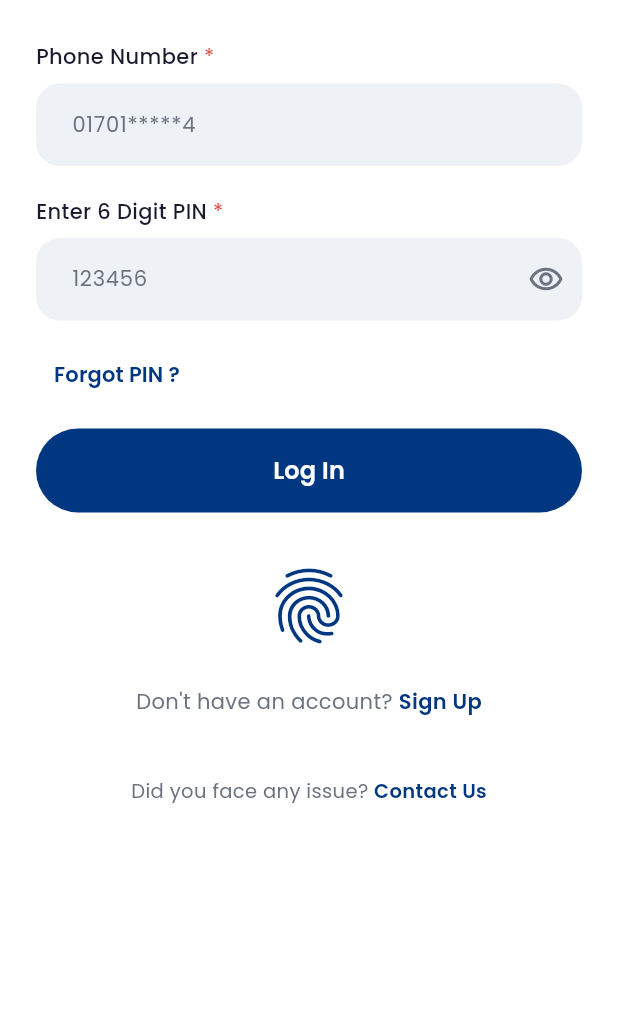
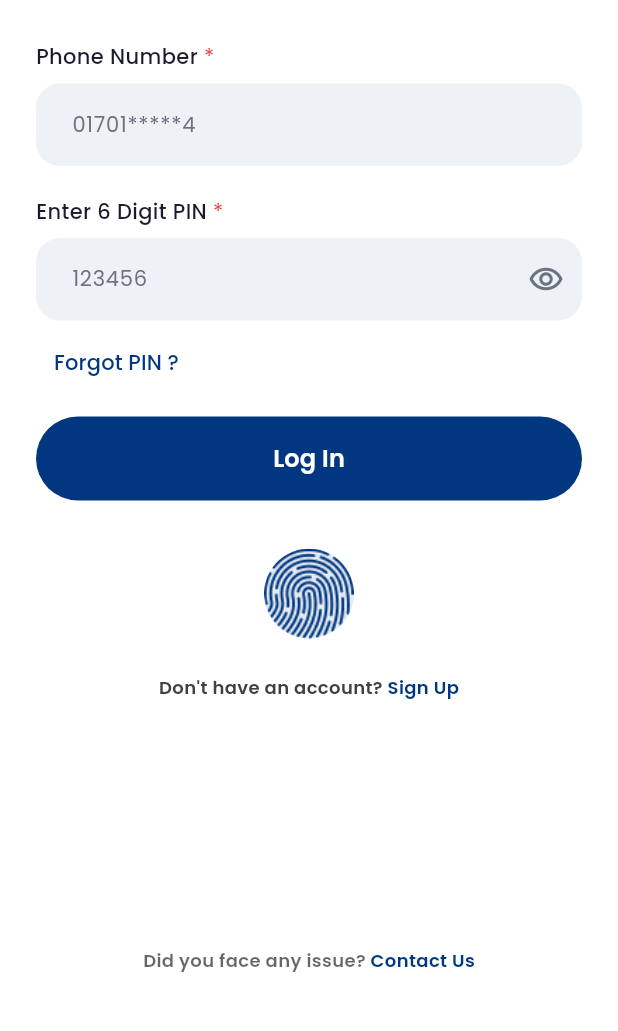
Before and after one commit to Limon49/EdutuneDemo, a Flutter app: the screen it shows after launch, after a tap on "Next", after a tap on "Skip", after a tap on "Log In", on a phone screen of 412 x 824 dp, the part 152-1183 px from its top. Run offline on Flutter 3.47's test engine with Material 3 defaults, Android fonts, the phone set to English and light mode, and no system bars; our stand-ins replace get, get_storage, google_fonts, smooth_page_indicator.

Commit message:
homepage start

```diff
--- a/lib/screens/auth_screens.dart
+++ b/lib/screens/auth_screens.dart
@@ -3,10 +3,11 @@ import 'package:get/get.dart';
 import 'package:google_fonts/google_fonts.dart';
 import '../controllers/auth_controller.dart';
 import '../utils/app_theme.dart';
+import '../utils/app_assets.dart';
 import '../routes/app_routes.dart';
 import '../widgets/common_widgets.dart';
 
-// ─── Welcome Screen ──────────────────────────────────────────────────────────
+//todo welcome screen
 class WelcomeScreen extends StatelessWidget {
   const WelcomeScreen({super.key});
 
@@ -43,8 +44,8 @@ class WelcomeScreen extends StatelessWidget {
                       'Create Your Epay\nAccount',
                       textAlign: TextAlign.center,
                       style: GoogleFonts.poppins(
-                        fontSize: 26,
-                        fontWeight: FontWeight.bold,
+                        fontSize: 24,
+                        fontWeight: FontWeight.w600,
                         color: AppColors.textPrimary,
                       ),
                     ),
@@ -70,88 +71,27 @@ class WelcomeScreen extends StatelessWidget {
   }
 
   Widget _buildWelcomeIllustration() {
-    return SizedBox(
+    return Container(
+      width: 280,
       height: 220,
-      width: 220,
-      child: Stack(
-        alignment: Alignment.center,
-        children: [
-          // Background circle
-          Container(
-            width: 200,
-            height: 200,
-            decoration: BoxDecoration(
-              shape: BoxShape.circle,
-              color: AppColors.surface,
-            ),
-          ),
-          // Phone with person icon
-          Container(
-            width: 90,
-            height: 150,
-            decoration: BoxDecoration(
-              color: AppColors.primary,
-              borderRadius: BorderRadius.circular(16),
-            ),
-            child: Column(
-              mainAxisAlignment: MainAxisAlignment.center,
-              children: [
-                Container(
-                  width: 40,
-                  height: 40,
-                  decoration: BoxDecoration(
-                    shape: BoxShape.circle,
-                    border:
-                        Border.all(color: Colors.white.withOpacity(0.5), width: 2),
-                  ),
-                  child:
-                      const Icon(Icons.person, color: Colors.white, size: 24),
-                ),
-                const SizedBox(height: 8),
-                Container(
-                  width: 20,
-                  height: 20,
-                  decoration: BoxDecoration(
-                    shape: BoxShape.circle,
-                    border:
-                        Border.all(color: Colors.white.withOpacity(0.5), width: 2),
-                  ),
-                  child: const Icon(Icons.work, color: Colors.white, size: 12),
-                ),
-              ],
-            ),
-          ),
-          // Colored dots
-          Positioned(
-              top: 30, left: 10,
-              child: _dot(Colors.teal, 14)),
-          Positioned(
-              top: 20, right: 30,
-              child: _dot(Colors.pink, 22)),
-          Positioned(
-              bottom: 40, left: 20,
-              child: _dot(AppColors.accent, 20)),
-          Positioned(
-              bottom: 50, right: 10,
-              child: _dot(Colors.blue, 14)),
-          Positioned(
-              top: 45, right: 5,
-              child: _dot(AppColors.primary, 10)),
-        ],
+      decoration: BoxDecoration(
+        borderRadius: BorderRadius.circular(20),
       ),
-    );
-  }
-
-  Widget _dot(Color color, double size) {
-    return Container(
-      width: size,
-      height: size,
-      decoration: BoxDecoration(shape: BoxShape.circle, color: color),
+      child: ClipRRect(
+        borderRadius: BorderRadius.circular(20),
+        child: Image.asset(
+          AppAssets.signup,
+          fit: BoxFit.contain,
+          errorBuilder: (context, error, stackTrace) {
+            return const SizedBox();
+          },
+        ),
+      ),
     );
   }
 }
 
-// ─── Login Screen ─────────────────────────────────────────────────────────────
+//todo login screen
 class LoginScreen extends StatefulWidget {
   const LoginScreen({super.key});
 
@@ -175,7 +115,6 @@ class _LoginScreenState extends State<LoginScreen> {
   Widget build(BuildContext context) {
     return GetX<AuthController>(
       builder: (controller) {
-        // Handle navigation and errors in builder
         if (controller.state is AuthAuthenticated) {
           WidgetsBinding.instance.addPostFrameCallback((_) {
             AppRoutes.navigateAndClearStack(AppRoutes.home);
@@ -236,7 +175,7 @@ class _LoginScreenState extends State<LoginScreen> {
                       controller: _pinController,
                       keyboardType: TextInputType.number,
                     ),
-                    const SizedBox(height: 12),
+                    const SizedBox(height: 4),
                     Align(
                       alignment: Alignment.centerLeft,
                       child: TextButton(
@@ -245,7 +184,7 @@ class _LoginScreenState extends State<LoginScreen> {
                           'Forgot PIN ?',
                           style: GoogleFonts.poppins(
                             color: AppColors.primary,
-                            fontWeight: FontWeight.w600,
+                            fontWeight: FontWeight.w500,
                           ),
                         ),
                       ),
@@ -265,10 +204,29 @@ class _LoginScreenState extends State<LoginScreen> {
                     ),
                       const SizedBox(height: 32),
                     Center(
-                      child: Icon(
-                        Icons.fingerprint,
-                        size: 60,
-                        color: AppColors.primary,
+                      child: Container(
+                        width: 60,
+                        height: 60,
+                        decoration: BoxDecoration(
+                          borderRadius: BorderRadius.circular(30),
+                          color: AppColors.primary.withOpacity(0.1),
+                        ),
+                        child: ClipRRect(
+                          borderRadius: BorderRadius.circular(30),
+                          child: Image.asset(
+                            AppAssets.fingerprint,
+                            width: 40,
+                            height: 40,
+                            fit: BoxFit.contain,
+                            errorBuilder: (context, error, stackTrace) {
+                              return Icon(
+                                Icons.fingerprint,
+                                size: 40,
+                                color: AppColors.primary,
+                              );
+                            },
+                          ),
+                        ),
                       ),
                     ),
                     const SizedBox(height: 24),
@@ -279,7 +237,9 @@ class _LoginScreenState extends State<LoginScreen> {
                           Text(
                             "Don't have an account? ",
                             style: GoogleFonts.poppins(
-                                color: AppColors.textSecondary),
+                              fontSize: 12,
+                              fontWeight: FontWeight.w600,
+                                color: AppColors.black400),
                           ),
                           GestureDetector(
                             onTap: () =>
@@ -288,6 +248,7 @@ class _LoginScreenState extends State<LoginScreen> {
                               'Sign Up',
                               style: GoogleFonts.poppins(
                                 color: AppColors.primary,
+                                fontSize: 12,
                                 fontWeight: FontWeight.w600,
                               ),
                             ),
@@ -295,7 +256,7 @@ class _LoginScreenState extends State<LoginScreen> {
                         ],
                       ),
                     ),
-                    const SizedBox(height: 40),
+                     SizedBox(height: MediaQuery.of(context).size.height * 0.2,),
                     const BottomIssueBar(),
                   ],
                 ),
@@ -393,7 +354,7 @@ class _SignUpScreenState extends State<SignUpScreen> {
                         controller: _confirmPinController,
                         keyboardType: TextInputType.number,
                       ),
-                      const SizedBox(height: 32),
+                    SizedBox(height: MediaQuery.of(context).size.height * 0.1,),
                       PrimaryButton(
                         text: 'Sign Up',
                         isLoading: isLoading,
@@ -406,7 +367,7 @@ class _SignUpScreenState extends State<SignUpScreen> {
                               ));
                         },
                       ),
-                      const SizedBox(height: 40),
+                    SizedBox(height: MediaQuery.of(context).size.height * 0.2,),
                       const BottomIssueBar(),
                     ],
                   ),
--- a/lib/utils/app_assets.dart
+++ b/lib/utils/app_assets.dart
@@ -5,10 +5,11 @@ class AppAssets {
   static const String onboarding1 = 'assets/images/handshare.png';
   static const String onboarding2 = 'assets/images/handcard.png';
   static const String onboarding3 = 'assets/images/mobilesecurity.png';
+  static const String signup = 'assets/images/signup.png';
   static const String placeholder = 'assets/images/placeholder.png';
 
   // Icons
-  static const String home = 'assets/icons/home.svg';
+  static const String fingerprint = 'assets/icons/fingerprinticon.png';
   static const String wallet = 'assets/icons/wallet.svg';
   static const String send = 'assets/icons/send.svg';
   static const String receive = 'assets/icons/receive.svg';
--- a/lib/utils/app_theme.dart
+++ b/lib/utils/app_theme.dart
@@ -10,6 +10,7 @@ class AppColors {
   static const Color textPrimary = Color(0xFF1A1A2E);
   static const Color textSecondary = Color(0xFF6B7280);
   static const Color textBlack = Color(0xFF101010);
+  static const Color black400 = Color(0xFF404040);
 
   static const Color error = Color(0xFFE53E3E);
   static const Color success = Color(0xFF38A169);
@@ -18,6 +19,7 @@ class AppColors {
   static const Color langBadge = Color(0xFFFFF0D4);
   static const Color confirmDisabled = Color(0xFFB0BEC5);
   static const Color inputBg = Color(0xFFEEF2F7);
+  static const Color buttonGrey = Color(0xFFB0C1D8);
 }
 
 class AppTheme {
--- a/lib/widgets/common_widgets.dart
+++ b/lib/widgets/common_widgets.dart
@@ -98,7 +98,7 @@ class SecondaryButton extends StatelessWidget {
       child: ElevatedButton(
         onPressed: onPressed,
         style: ElevatedButton.styleFrom(
-          backgroundColor: AppColors.confirmDisabled.withOpacity(0.5),
+          backgroundColor: AppColors.buttonGrey,
           foregroundColor: AppColors.primary,
           elevation: 0,
           shape: RoundedRectangleBorder(
@@ -110,7 +110,7 @@ class SecondaryButton extends StatelessWidget {
           style: GoogleFonts.poppins(
             fontSize: 16,
             fontWeight: FontWeight.w600,
-            color: AppColors.primary.withOpacity(0.6),
+            color: AppColors.primary,
           ),
         ),
       ),
@@ -268,8 +268,9 @@ class BottomIssueBar extends StatelessWidget {
           Text(
             AppStrings.didYouFaceIssue + ' ',
             style: GoogleFonts.poppins(
-              fontSize: 13,
-              color: AppColors.textSecondary,
+              fontSize: 12,
+              fontWeight: FontWeight.w600,
+              color: Colors.black.withOpacity(.6),
             ),
           ),
           GestureDetector(
@@ -277,7 +278,7 @@ class BottomIssueBar extends StatelessWidget {
             child: Text(
               AppStrings.contactUs,
               style: GoogleFonts.poppins(
-                fontSize: 13,
+                fontSize: 12,
                 color: AppColors.primary,
                 fontWeight: FontWeight.w600,
               ),
```
Also changed, not shown: assets/icons/fingerprinticon.png (added), assets/images/signup.png (added).
